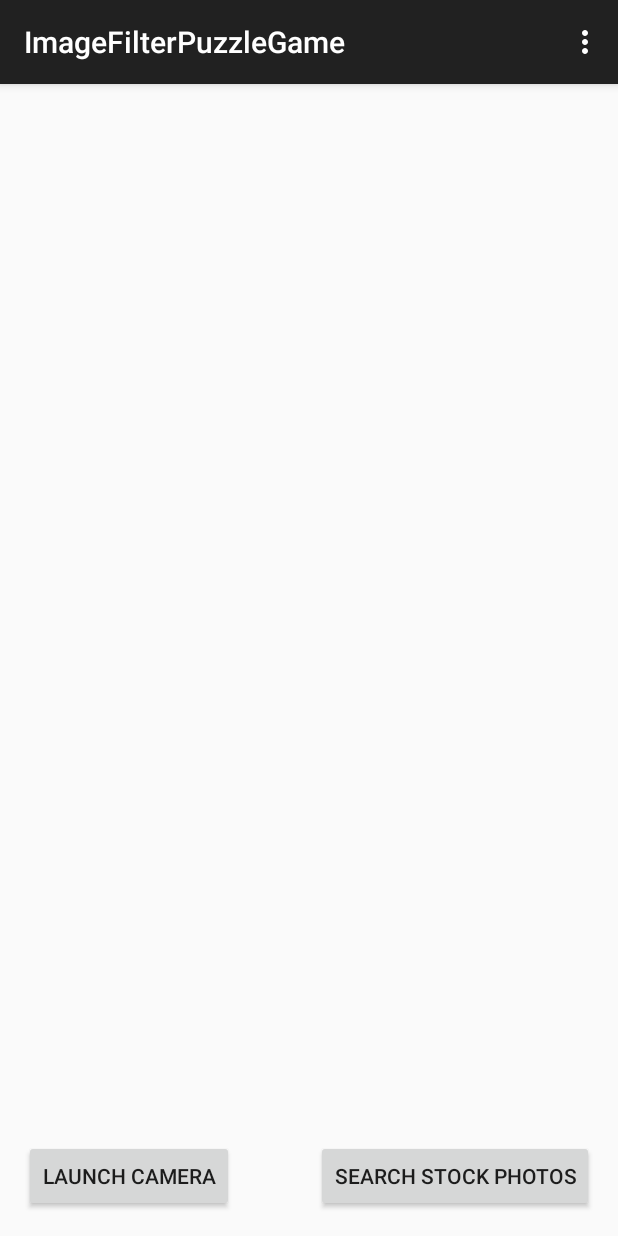
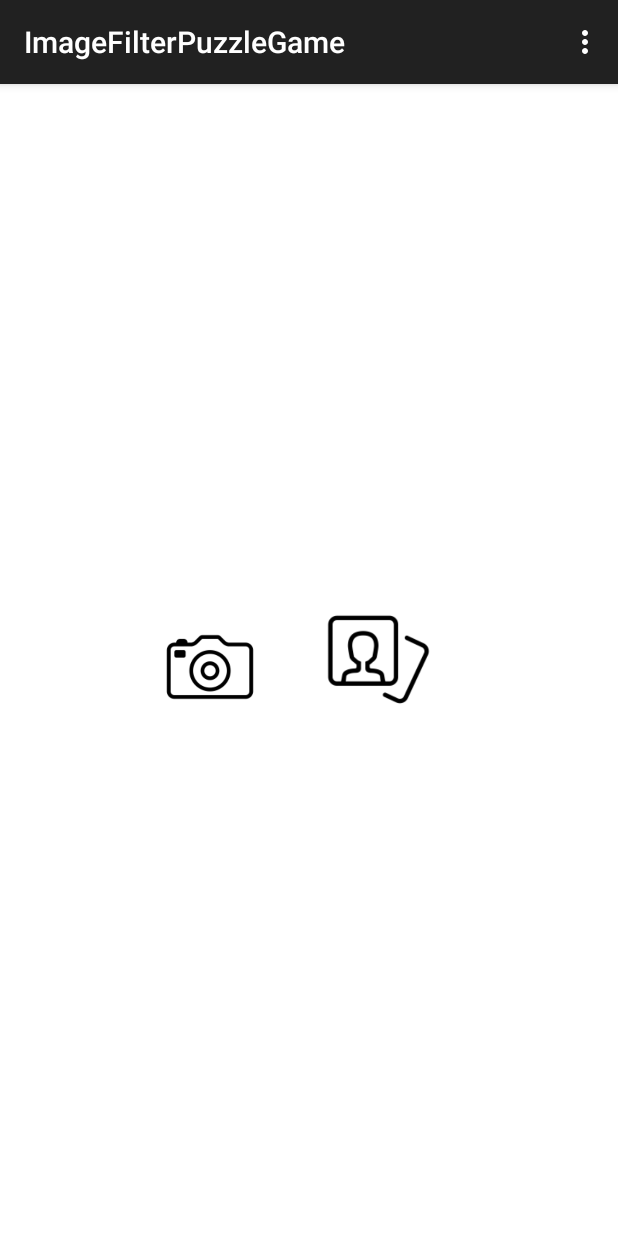
Before and after one commit to ChrisGin/FilteredPuzzleGame, an Android app: the screen it shows after launch (MainActivity), on a phone screen of 412 x 824 dp. Run offline under Robolectric (Android 15) with nearby library versions, the phone set to English and light mode, and no system bars.

Commit message:
Added the gallery and picture image button

```diff
--- a/app/src/main/java/com/example/chrisgin/imagefilterpuzzlegame/MainActivity.java
+++ b/app/src/main/java/com/example/chrisgin/imagefilterpuzzlegame/MainActivity.java
@@ -4,6 +4,7 @@ package com.example.chrisgin.imagefilterpuzzlegame;
 import android.app.Fragment;
 import android.content.Intent;
 import android.hardware.Camera;
+import android.media.Image;
 import android.net.Uri;
 import android.os.Bundle;
 import android.provider.MediaStore;
@@ -17,14 +18,15 @@ import android.view.ViewGroup;
 import android.widget.Button;
 import android.widget.EditText;
 import android.widget.Gallery;
+import android.widget.ImageButton;
 import android.widget.ImageView;
 import android.widget.Toast;
 
 import org.json.JSONArray;
 
 public class MainActivity extends ActionBarActivity {
-    private Button mGalleryButton;
-    private Button mCameraButton;
+    private ImageButton mGalleryButton;
+    private ImageButton mCameraButton;
     private int resultCode;
 
     private static final int CAPTURE_IMAGE_ACTIVITY_REQUEST_CODE = 100;
@@ -36,8 +38,8 @@ public class MainActivity extends ActionBarActivity {
         super.onCreate(savedInstanceState);
         setContentView(R.layout.activity_main);
 
-        mGalleryButton = (Button) findViewById(R.id.galleryButton);
-        mCameraButton = (Button) findViewById(R.id.cameraButton);
+        mGalleryButton = (ImageButton) findViewById(R.id.galleryButton);
+        mCameraButton = (ImageButton) findViewById(R.id.cameraButton);
         mCameraButton.setOnClickListener(new View.OnClickListener() {
             @Override
             public void onClick(View v) {
--- a/app/src/main/res/layout/activity_main.xml
+++ b/app/src/main/res/layout/activity_main.xml
@@ -1,27 +1,39 @@
 <RelativeLayout xmlns:android="http://schemas.android.com/apk/res/android"
     xmlns:tools="http://schemas.android.com/tools" android:layout_width="match_parent"
-    android:layout_height="match_parent" android:paddingLeft="@dimen/activity_horizontal_margin"
+    android:layout_height="match_parent"
+    android:background="#FFFFFF"
+    android:paddingLeft="@dimen/activity_horizontal_margin"
     android:paddingRight="@dimen/activity_horizontal_margin"
     android:paddingTop="@dimen/activity_vertical_margin"
     android:paddingBottom="@dimen/activity_vertical_margin" tools:context=".MainActivity">
 
-    <Button
-        android:layout_width="wrap_content"
-        android:layout_height="wrap_content"
-        android:text="Launch Camera"
+    <ImageButton
+
+        android:layout_width="60dp"
+        android:layout_height="60dp"
+        android:scaleType="fitXY"
+        android:background="#FFFFFF"
+        android:src="@drawable/camera_icon1"
         android:id="@+id/cameraButton"
-        android:layout_alignParentBottom="true"
+        android:layout_marginLeft="94dp"
+        android:layout_marginStart="94dp"
+        android:layout_alignBottom="@+id/galleryButton"
         android:layout_alignParentLeft="true"
         android:layout_alignParentStart="true" />
 
-    <Button
-        android:layout_width="wrap_content"
-        android:layout_height="wrap_content"
-        android:text="Search Stock Photos"
+    <ImageButton
+        android:layout_width="70dp"
+        android:layout_height="70dp"
+        android:scaleType="fitXY"
+        android:background="#FFFFFF"
+        android:src="@drawable/gallery_icon"
         android:id="@+id/galleryButton"
-        android:layout_alignParentBottom="true"
-        android:layout_alignParentRight="true"
-        android:layout_alignParentEnd="true"
-        />
+        android:layout_marginLeft="47dp"
+        android:layout_marginStart="47dp"
+        android:layout_centerVertical="true"
+        android:layout_toRightOf="@+id/cameraButton"
+        android:layout_toEndOf="@+id/cameraButton" />
+
+
 
 </RelativeLayout>
```
Also changed, not shown: app/src/main/res/drawable/camera_icon.png (added), app/src/main/res/drawable/camera_icon1.png (added), app/src/main/res/drawable/gallery_icon.png (added).
